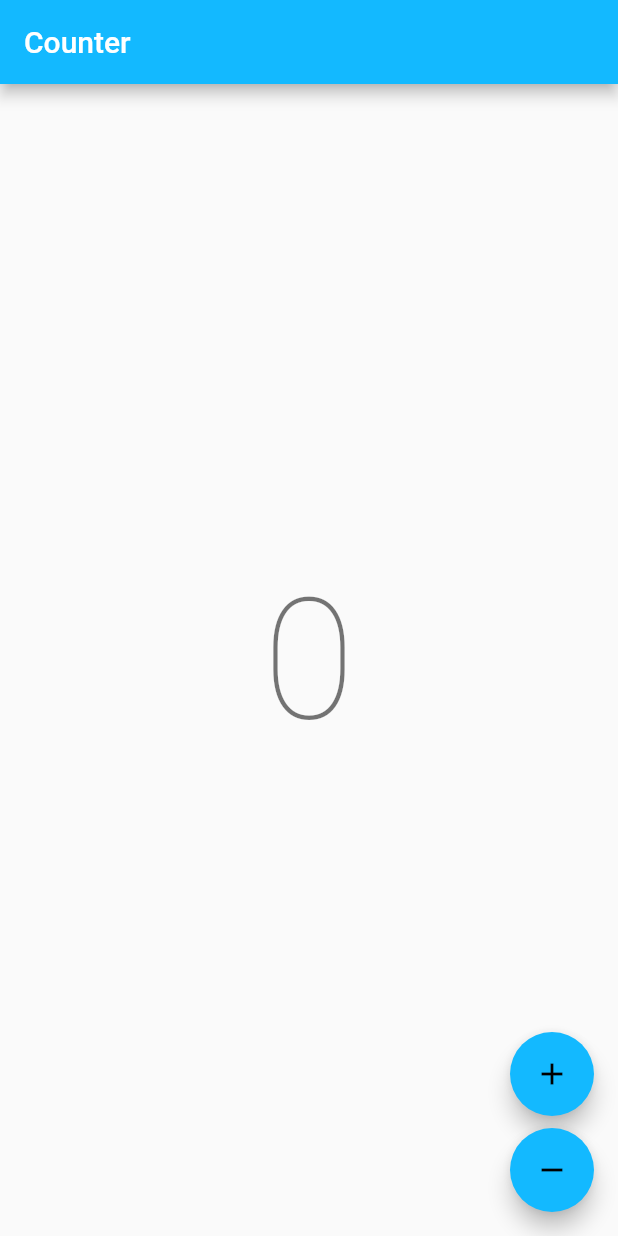
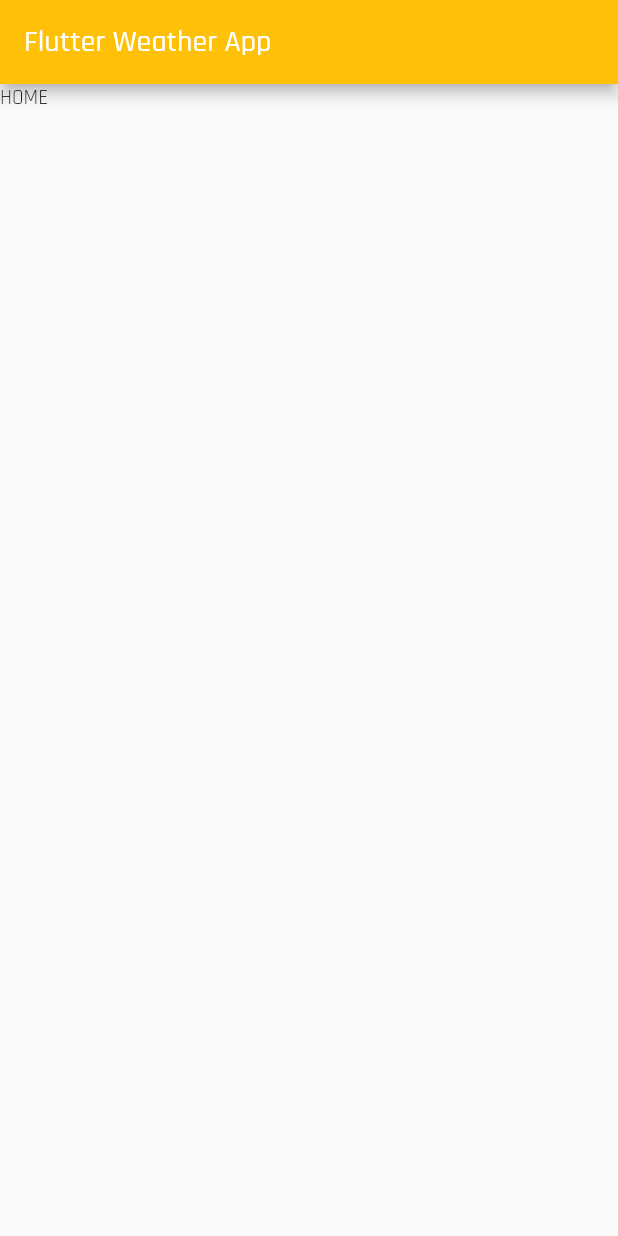
Before and after one commit to RuiMiguel/weather_flutter, a Flutter app: the screen it shows after launch, on a phone screen of 412 x 824 dp. Run offline on Flutter 3.47's test engine with Material 2 defaults, Android fonts, the phone set to English and light mode, and no system bars; our stand-ins replace bloc, equatable, flutter_bloc, google_fonts, hydrated_bloc; generated files the repository leaves out were written again.

```diff
--- a/lib/app/app.dart
+++ b/lib/app/app.dart
@@ -6,26 +6,66 @@
 // https://opensource.org/licenses/MIT.
 
 import 'package:flutter/material.dart';
+import 'package:flutter_bloc/flutter_bloc.dart';
 import 'package:flutter_localizations/flutter_localizations.dart';
-import 'package:weather/counter/counter.dart';
+import 'package:google_fonts/google_fonts.dart';
 import 'package:weather/l10n/l10n.dart';
+import 'package:weather/theme/theme.dart';
+import 'package:weather_repository/weather_repository.dart';
 
 class App extends StatelessWidget {
-  const App({Key? key}) : super(key: key);
+  const App({Key? key, required WeatherRepository weatherRepository})
+      : _weatherRepository = weatherRepository,
+        super(key: key);
+
+  final WeatherRepository _weatherRepository;
 
   @override
   Widget build(BuildContext context) {
+    return RepositoryProvider.value(
+      value: _weatherRepository,
+      child: BlocProvider(
+        create: (_) => ThemeCubit(),
+        child: const WeatherAppView(),
+      ),
+    );
+  }
+}
+
+class WeatherAppView extends StatelessWidget {
+  const WeatherAppView({Key? key}) : super(key: key);
+
+  @override
+  Widget build(BuildContext context) {
+    final textTheme = Theme.of(context).textTheme;
+    return BlocBuilder<ThemeCubit, Color>(
+      builder: (context, color) {
         return MaterialApp(
           theme: ThemeData(
-        accentColor: const Color(0xFF13B9FF),
-        appBarTheme: const AppBarTheme(color: Color(0xFF13B9FF)),
+            primaryColor: color,
+            textTheme: GoogleFonts.rajdhaniTextTheme(),
+            appBarTheme: AppBarTheme(
+              backgroundColor: color,
+              titleTextStyle: GoogleFonts.rajdhaniTextTheme(textTheme)
+                  .apply(bodyColor: Colors.white)
+                  .headline6,
+            ),
           ),
           localizationsDelegates: const [
             AppLocalizations.delegate,
             GlobalMaterialLocalizations.delegate,
           ],
           supportedLocales: AppLocalizations.supportedLocales,
-      home: const CounterPage(),
+          home: Scaffold(
+            appBar: AppBar(
+              title: const Text('Flutter Weather App'),
+            ),
+            body: Container(
+              child: Text('HOME'),
+            ),
+          ),
+        );
+      },
     );
   }
 }
--- a/lib/main_production.dart
+++ b/lib/main_production.dart
@@ -13,6 +13,7 @@ import 'package:flutter/widgets.dart';
 
 import 'package:weather/app/app.dart';
 import 'package:weather/app/app_bloc_observer.dart';
+import 'package:weather_repository/weather_repository.dart';
 
 void main() {
   Bloc.observer = AppBlocObserver();
@@ -21,7 +22,11 @@ void main() {
   };
 
   runZonedGuarded(
-    () => runApp(const App()),
+    () => runApp(
+      App(
+        weatherRepository: WeatherRepository(),
+      ),
+    ),
     (error, stackTrace) => log(error.toString(), stackTrace: stackTrace),
   );
 }
--- a/lib/main_staging.dart
+++ b/lib/main_staging.dart
@@ -13,6 +13,7 @@ import 'package:flutter/widgets.dart';
 
 import 'package:weather/app/app.dart';
 import 'package:weather/app/app_bloc_observer.dart';
+import 'package:weather_repository/weather_repository.dart';
 
 void main() {
   Bloc.observer = AppBlocObserver();
@@ -21,7 +22,11 @@ void main() {
   };
 
   runZonedGuarded(
-    () => runApp(const App()),
+    () => runApp(
+      App(
+        weatherRepository: WeatherRepository(),
+      ),
+    ),
     (error, stackTrace) => log(error.toString(), stackTrace: stackTrace),
   );
 }
--- a/lib/theme/cubit/theme_cubit.dart
+++ b/lib/theme/cubit/theme_cubit.dart
@@ -5,7 +5,7 @@ import 'package:weather/weather/weather.dart';
 class ThemeCubit extends HydratedCubit<Color> {
   ThemeCubit() : super(defaultColor);
 
-  static const defaultColor = Color(0xFF2196F3);
+  static const defaultColor = Colors.amber; //Color(0xFF2196F3);
   static const colorParam = 'color';
 
   void updateTheme(Weather? weather) {
--- a/pubspec.yaml
+++ b/pubspec.yaml
@@ -14,9 +14,11 @@ dependencies:
   flutter_bloc: ^7.3.0
   flutter_localizations:
     sdk: flutter
+  google_fonts: ^2.1.0
   hydrated_bloc: ^7.1.0
   intl: ^0.17.0
   json_annotation: ^4.0.0
+  path_provider: ^2.0.6
   weather_repository:
     path: packages/weather_repository
 
```
Also changed, not shown: lib/main_development.dart (+18 -2 lines), pubspec.lock. Lines whose indentation alone changed are shown as unchanged.
